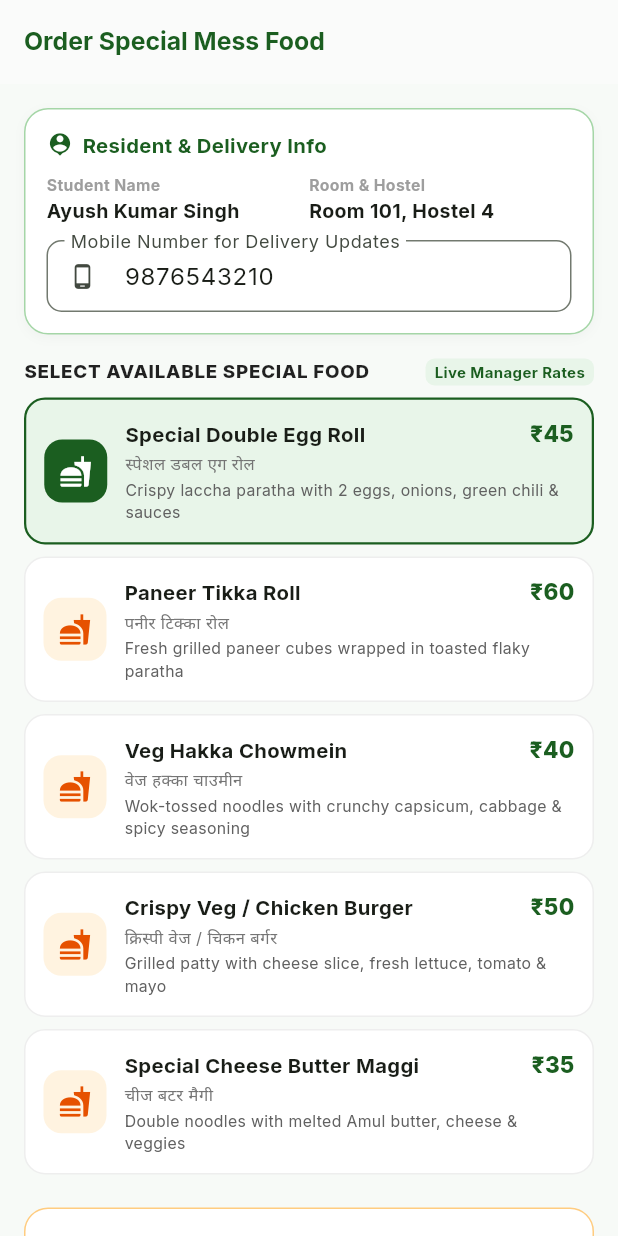
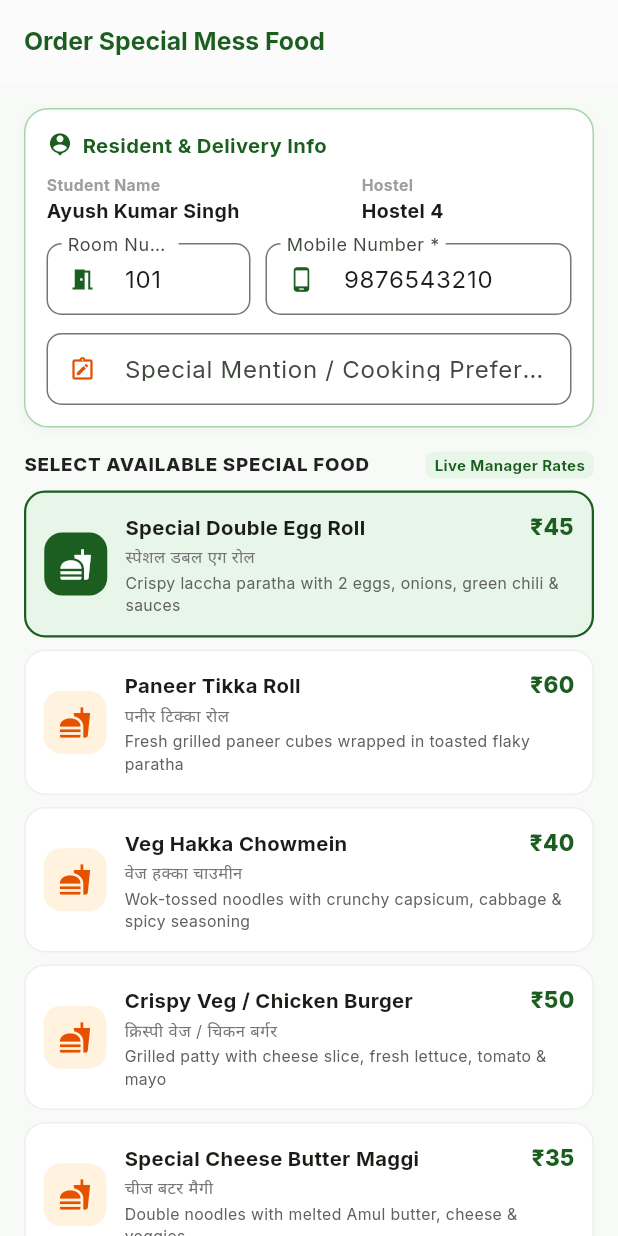
Before and after one commit to Gorillaa0/smart-mess, a Flutter app: the FoodOrderScreen screen opened by its route, on a phone screen of 412 x 824 dp. Run offline on Flutter 3.47's test engine with Material 3 defaults, Android fonts, the phone set to English and light mode, and no system bars; our stand-ins replace cloud_firestore, dio, firebase_auth, firebase_core, firebase_messaging, fl_chart and 6 more; missing offline and left inert: mobile_scanner; accounts and stored records are empty; network calls fail.

Commit message:
Allow students to manually edit room number and add special mention row during special food ordering with full manager sync

```diff
--- a/smart_mess_app/lib/features/orders/presentation/food_order_screen.dart
+++ b/smart_mess_app/lib/features/orders/presentation/food_order_screen.dart
@@ -15,7 +15,8 @@ class FoodOrderScreen extends ConsumerStatefulWidget {
 
 class _FoodOrderScreenState extends ConsumerState<FoodOrderScreen> {
   final _phoneController = TextEditingController();
-  final _notesController = TextEditingController();
+  final _roomController = TextEditingController();
+  final _instructionsController = TextEditingController();
 
   List<SpecialFoodItem> _menuItems = kDefaultSpecialFoodMenu;
   SpecialFoodItem _selectedItem = kDefaultSpecialFoodMenu[0];
@@ -26,6 +27,8 @@ class _FoodOrderScreenState extends ConsumerState<FoodOrderScreen> {
   @override
   void initState() {
     super.initState();
+    final student = ref.read(currentStudentProvider);
+    _roomController.text = student.roomNo;
     _phoneController.text = '9876543210';
     _fetchLiveSpecialFoodMenu();
     _menuTimer = Timer.periodic(const Duration(seconds: 4), (_) => _fetchLiveSpecialFoodMenu());
@@ -35,7 +38,8 @@ class _FoodOrderScreenState extends ConsumerState<FoodOrderScreen> {
   void dispose() {
     _menuTimer?.cancel();
     _phoneController.dispose();
-    _notesController.dispose();
+    _roomController.dispose();
+    _instructionsController.dispose();
     super.dispose();
   }
 
@@ -83,6 +87,15 @@ class _FoodOrderScreenState extends ConsumerState<FoodOrderScreen> {
   void _placeOrder() async {
     final student = ref.read(currentStudentProvider);
     final phone = _phoneController.text.trim();
+    final manualRoom = _roomController.text.trim();
+    final customNotes = _instructionsController.text.trim();
+
+    if (manualRoom.isEmpty) {
+      ScaffoldMessenger.of(context).showSnackBar(
+        const SnackBar(content: Text('Please enter delivery room number'), backgroundColor: Colors.redAccent),
+      );
+      return;
+    }
 
     if (phone.isEmpty || phone.length < 10) {
       ScaffoldMessenger.of(context).showSnackBar(
@@ -107,8 +120,9 @@ class _FoodOrderScreenState extends ConsumerState<FoodOrderScreen> {
             'studentName': {'stringValue': student.name},
             'registrationNo': {'stringValue': student.registrationNo},
             'rollNo': {'stringValue': student.rollNo},
-            'roomNo': {'stringValue': student.roomNo},
+            'roomNo': {'stringValue': manualRoom},
             'mobileNumber': {'stringValue': phone},
+            'specialNotes': {'stringValue': customNotes},
             'foodItemId': {'stringValue': _selectedItem.id},
             'foodItemName': {'stringValue': _selectedItem.name},
             'foodItemHindi': {'stringValue': _selectedItem.hindiName},
@@ -119,7 +133,6 @@ class _FoodOrderScreenState extends ConsumerState<FoodOrderScreen> {
             'paymentMethod': {'stringValue': 'Pay on Delivery (Cash / Counter)'},
             'status': {'stringValue': 'Pending Approval'},
             'estimatedDeliveryTime': {'stringValue': '30 - 40 Mins'},
-            'specialNotes': {'stringValue': _notesController.text.trim()},
             'orderedAt': {'stringValue': now.toIso8601String()},
             'updatedAt': {'stringValue': now.toIso8601String()},
           }
@@ -149,7 +162,11 @@ class _FoodOrderScreenState extends ConsumerState<FoodOrderScreen> {
                 const SizedBox(height: 2),
                 const Text('Payment Mode: Pay on Delivery (Cash / Counter)', style: TextStyle(fontSize: 12, fontWeight: FontWeight.bold, color: Colors.black87)),
                 const SizedBox(height: 6),
-                Text('Delivery to: Room ${student.roomNo}, Hostel 4', style: TextStyle(fontSize: 12, color: Colors.grey.shade700)),
+                Text('Delivery to: Room $manualRoom, Hostel 4', style: const TextStyle(fontSize: 12, color: Colors.black87, fontWeight: FontWeight.w600)),
+                if (customNotes.isNotEmpty) ...[
+                  const SizedBox(height: 4),
+                  Text('Special Mention: "$customNotes"', style: const TextStyle(fontSize: 11.5, color: Color(0xFF1B5E20), fontStyle: FontStyle.italic)),
+                ],
                 const SizedBox(height: 10),
                 Container(
                   padding: const EdgeInsets.all(8),
@@ -213,7 +230,7 @@ class _FoodOrderScreenState extends ConsumerState<FoodOrderScreen> {
       body: ListView(
         padding: const EdgeInsets.all(16),
         children: [
-          // Student Details Card (Auto Filled)
+          // Student Details Card (Auto Filled + Editable Room + Notes Row)
           Container(
             padding: const EdgeInsets.all(14),
             decoration: BoxDecoration(
@@ -238,6 +255,7 @@ class _FoodOrderScreenState extends ConsumerState<FoodOrderScreen> {
                 Row(
                   children: [
                     Expanded(
+                      flex: 3,
                       child: Column(
                         crossAxisAlignment: CrossAxisAlignment.start,
                         children: [
@@ -247,23 +265,60 @@ class _FoodOrderScreenState extends ConsumerState<FoodOrderScreen> {
                       ),
                     ),
                     Expanded(
+                      flex: 2,
                       child: Column(
                         crossAxisAlignment: CrossAxisAlignment.start,
                         children: [
-                          const Text('Room & Hostel', style: TextStyle(fontSize: 10.5, color: Colors.grey, fontWeight: FontWeight.bold)),
-                          Text('Room ${student.roomNo}, Hostel 4', style: const TextStyle(fontWeight: FontWeight.bold, fontSize: 13)),
+                          const Text('Hostel', style: TextStyle(fontSize: 10.5, color: Colors.grey, fontWeight: FontWeight.bold)),
+                          const Text('Hostel 4', style: TextStyle(fontWeight: FontWeight.bold, fontSize: 13)),
                         ],
                       ),
                     ),
                   ],
                 ),
-                const SizedBox(height: 10),
+                const SizedBox(height: 12),
+
+                // Editable Room Number & Mobile Number
+                Row(
+                  children: [
+                    Expanded(
+                      flex: 2,
+                      child: TextField(
+                        controller: _roomController,
+                        decoration: InputDecoration(
+                          labelText: 'Room Number *',
+                          hintText: 'e.g. 101 / 204B',
+                          prefixIcon: const Icon(Icons.meeting_room, size: 18, color: Color(0xFF1B5E20)),
+                          border: OutlineInputBorder(borderRadius: BorderRadius.circular(10)),
+                          contentPadding: const EdgeInsets.symmetric(horizontal: 10, vertical: 10),
+                        ),
+                      ),
+                    ),
+                    const SizedBox(width: 10),
+                    Expanded(
+                      flex: 3,
+                      child: TextField(
+                        controller: _phoneController,
+                        keyboardType: TextInputType.phone,
+                        decoration: InputDecoration(
+                          labelText: 'Mobile Number *',
+                          prefixIcon: const Icon(Icons.phone_android, size: 18, color: Color(0xFF1B5E20)),
+                          border: OutlineInputBorder(borderRadius: BorderRadius.circular(10)),
+                          contentPadding: const EdgeInsets.symmetric(horizontal: 10, vertical: 10),
+                        ),
+                      ),
+                    ),
+                  ],
+                ),
+                const SizedBox(height: 12),
+
+                // Special Mention / Custom Instructions Row
                 TextField(
-                  controller: _phoneController,
-                  keyboardType: TextInputType.phone,
+                  controller: _instructionsController,
                   decoration: InputDecoration(
-                    labelText: 'Mobile Number for Delivery Updates',
-                    prefixIcon: const Icon(Icons.phone_android, size: 18),
+                    labelText: 'Special Mention / Cooking Preference (Optional)',
+                    hintText: 'e.g. Extra spicy, less oil, deliver near lift, no onions...',
+                    prefixIcon: const Icon(Icons.note_alt_outlined, size: 18, color: Color(0xFFE65100)),
                     border: OutlineInputBorder(borderRadius: BorderRadius.circular(10)),
                     contentPadding: const EdgeInsets.symmetric(horizontal: 12, vertical: 10),
                   ),
```
Also changed, not shown: smart_mess_app/lib/features/manager/presentation/manager_orders_screen.dart (+25 -1 lines), 3 other files.
